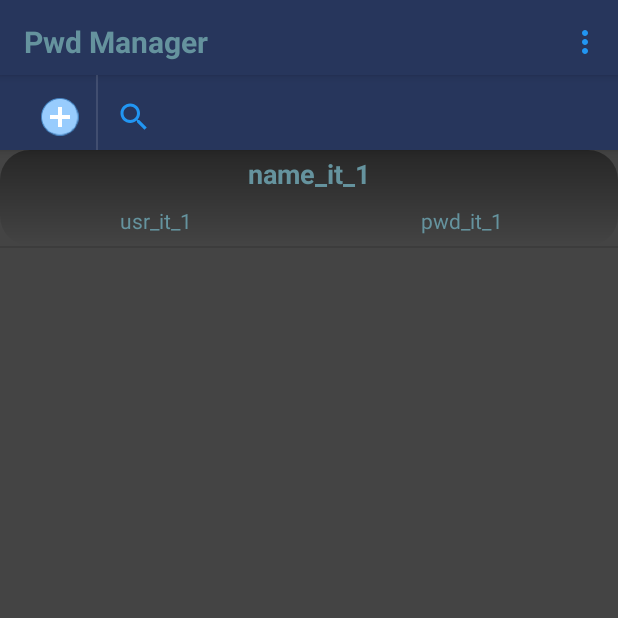
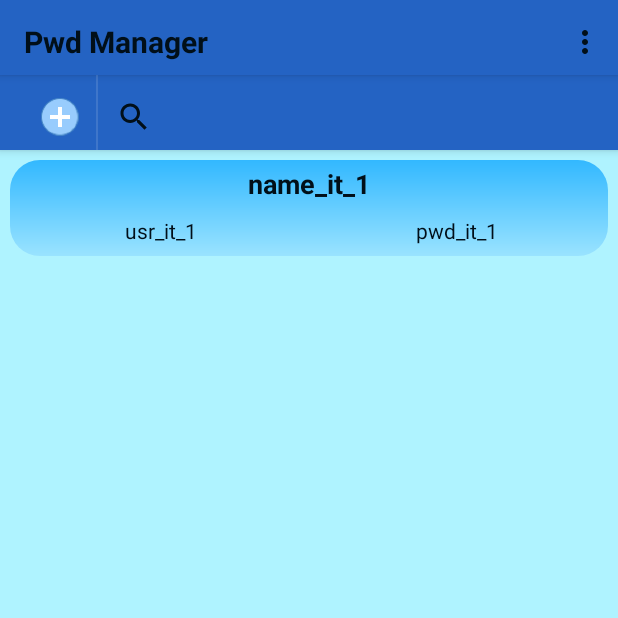
Before and after one commit to cormabara/PwdManager, an Android app: the MainFragment screen opened through its navigation route, after a tap on "OK", on a phone screen of 412 x 824 dp, the top half of it. Run offline under Robolectric (Android 15) with nearby library versions, the phone set to English and light mode, and no system bars; our stand-ins replace navigation-ui; libraries missing offline, so code that uses them is left out: com.fasterxml.jackson, io.getstream.log, io.getstream.logging; pictures from the network do not load; 25 statements that could not run were skipped; 1 other tap on this screen came first.

Commit message:
Theme dark and light now present (restart application to make effective)

```diff
--- a/pwd-manager/build.gradle
+++ b/pwd-manager/build.gradle
@@ -12,7 +12,7 @@ android {
         minSdk 25
         targetSdk 33
         versionCode 1
-        versionName "1.0.3-beta04"
+        versionName "1.0.3-beta05"
         testInstrumentationRunner "androidx.test.runner.AndroidJUnitRunner"
     }
     buildTypes {
--- a/pwd-manager/src/main/AndroidManifest.xml
+++ b/pwd-manager/src/main/AndroidManifest.xml
@@ -17,12 +17,12 @@
         android:label="@string/app_name"
         android:roundIcon="@mipmap/img_launcher_foreground"
         android:supportsRtl="true"
-        android:theme="@style/Theme.PwdManager"
+        android:theme="@style/Theme.PwdManager.Light"
         tools:targetApi="31">
         <activity
             android:name=".MainActivity"
             android:exported="true"
-            android:theme="@style/Theme.PwdManager.NoActionBar">
+            android:theme="@style/Theme.PwdManager.Light">
             <intent-filter>
                 <action android:name="android.intent.action.MAIN" />
                 <category android:name="android.intent.category.LAUNCHER" />
--- a/pwd-manager/src/main/java/com/cormabara/pwdmanager/MainActivity.kt
+++ b/pwd-manager/src/main/java/com/cormabara/pwdmanager/MainActivity.kt
@@ -58,6 +58,7 @@ class MainActivity : AppCompatActivity()
         MyLog.logOpen(this)
         MyLog.logInfo("Program is started")
         appInit()
+        setTheme(manAppConfig.getTheme())
         binding = ActivityMainBinding.inflate(layoutInflater)
         setContentView(binding.root)
         binding.mainTitle.text = "Pwd Manager"
--- a/pwd-manager/src/main/java/com/cormabara/pwdmanager/gui/fragments/MainFragment.kt
+++ b/pwd-manager/src/main/java/com/cormabara/pwdmanager/gui/fragments/MainFragment.kt
@@ -50,6 +50,10 @@ class MainFragment : Fragment() {
         // Init the item list view
         itemsAdapter = PwdItemAdapter(context as MainActivity, R.layout.listview_item,manPwdData.listPwdItems())
         binding.itemsList.adapter = itemsAdapter
+        binding.itemsList.divider = null;
+        binding.itemsList.dividerHeight = 10;
+        binding.itemsList.setPadding(10,10,10,10);
+
         binding.itemsList.onItemClickListener = OnItemClickListener { parent, _, position, _ ->
             val selectedItem = parent.getItemAtPosition(position) as ManPwdData.PwdItem
             Toast.makeText(context, "Click on item $selectedItem", Toast.LENGTH_SHORT).show()
--- a/pwd-manager/src/main/java/com/cormabara/pwdmanager/gui/fragments/SettingFragment.kt
+++ b/pwd-manager/src/main/java/com/cormabara/pwdmanager/gui/fragments/SettingFragment.kt
@@ -41,6 +41,10 @@ class SettingFragment : Fragment() {
             cnf.userMail = binding.userEmail.text.toString()
             cnf.saveData()
             (context as MainActivity).setAppLocale(cnf.language.toString())
+            (context as MainActivity).application.setTheme(
+            if (cnf.guiTheme == ManAppConfig.GuiTheme.DARK) R.style.Theme_PwdManager_Dark
+            else R.style.Theme_PwdManager_Light)
+
             MyLog.logInfo("New language ${cnf.language.toString()}")
             findNavController().navigate(R.id.action_to_mainFragment)
         }
--- a/pwd-manager/src/main/java/com/cormabara/pwdmanager/managers/ManAppConfig.kt
+++ b/pwd-manager/src/main/java/com/cormabara/pwdmanager/managers/ManAppConfig.kt
@@ -2,6 +2,7 @@ package com.cormabara.pwdmanager.managers
 
 import android.content.Context
 import android.net.Uri
+import com.cormabara.pwdmanager.R
 import com.cormabara.pwdmanager.lib.MyLog
 import com.fasterxml.jackson.module.kotlin.jacksonObjectMapper
 import com.fasterxml.jackson.module.kotlin.readValue
@@ -87,4 +88,9 @@ class ManAppConfig(path_: File) {
             e.printStackTrace()
         }
     }
+
+    fun getTheme(): Int {
+        if (guiTheme == GuiTheme.DARK) return R.style.Theme_PwdManager_Dark
+        else return R.style.Theme_PwdManager_Light
+    }
 }
--- a/pwd-manager/src/main/res/drawable/custom_pwd_item.xml
+++ /dev/null
@@ -1,15 +0,0 @@
-<?xml version="1.0" encoding="utf-8"?>
-<shape xmlns:android="http://schemas.android.com/apk/res/android" android:shape="rectangle">
-    <padding
-        android:left="2dp"
-        android:right="2dp"
-        android:top="2dp"
-        android:bottom="2dp"/>
-    <solid android:color="@color/black"/>
-    <gradient
-        android:startColor="@color/black_background"
-        android:centerColor="@color/black_background_grad1"
-        android:endColor="@color/black_background_grad2"
-        android:angle="90"/>
-    <corners android:radius="20dp"/>
-</shape>
--- /dev/null
+++ b/pwd-manager/src/main/res/drawable/dark_pwd_item.xml
@@ -0,0 +1,14 @@
+<?xml version="1.0" encoding="utf-8"?>
+<shape xmlns:android="http://schemas.android.com/apk/res/android" android:shape="rectangle">
+    <padding
+        android:left="2dp"
+        android:right="2dp"
+        android:top="2dp"
+        android:bottom="2dp"/>
+    <solid android:color="@color/black"/>
+    <gradient
+        android:startColor="@color/dark_background_grad1"
+        android:endColor="@color/dark_background_grad2"
+        android:angle="90"/>
+    <corners android:radius="20dp"/>
+</shape>
--- /dev/null
+++ b/pwd-manager/src/main/res/drawable/light_pwd_item.xml
@@ -0,0 +1,14 @@
+<?xml version="1.0" encoding="utf-8"?>
+<shape xmlns:android="http://schemas.android.com/apk/res/android" android:shape="rectangle">
+    <padding
+        android:left="2dp"
+        android:right="2dp"
+        android:top="2dp"
+        android:bottom="2dp"/>
+    <solid android:color="@color/black"/>
+    <gradient
+        android:startColor="@color/light_background_grad1"
+        android:endColor="@color/light_background_grad2"
+        android:angle="90"/>
+    <corners android:radius="20dp"/>
+</shape>
--- a/pwd-manager/src/main/res/drawable/rounded_corner.xml
+++ b/pwd-manager/src/main/res/drawable/rounded_corner.xml
@@ -1,5 +1,5 @@
 <?xml version="1.0" encoding="utf-8"?>
 <shape xmlns:android="http://schemas.android.com/apk/res/android">
     <corners  android:radius="40dp"/>
-    <solid android:color="@color/black_background"></solid>
+    <solid android:color="@color/dark_background"></solid>
 </shape>
--- a/pwd-manager/src/main/res/layout/fragment_about.xml
+++ b/pwd-manager/src/main/res/layout/fragment_about.xml
@@ -62,7 +62,7 @@
             android:id="@+id/about_info"
             android:layout_width="match_parent"
             android:layout_height="wrap_content"
-            android:background="@color/black_background"
+            android:background="@color/dark_background"
             android:backgroundTint="@color/black"
             android:backgroundTintMode="add"
             android:text="TextView" />
--- a/pwd-manager/src/main/res/layout/fragment_setting.xml
+++ b/pwd-manager/src/main/res/layout/fragment_setting.xml
@@ -17,7 +17,7 @@
             android:layout_height="wrap_content"
             android:text="@string/setting_title"
             android:textAlignment="center"
-            android:textColor="@color/black_text_color_1"
+            android:textColor="@color/dark_text_color_1"
             android:textSize="24sp"/>
         <com.cormabara.pwdmanager.gui.lib.BinaryOption
             android:id="@+id/theme_option"
--- a/pwd-manager/src/main/res/layout/listview_item.xml
+++ b/pwd-manager/src/main/res/layout/listview_item.xml
@@ -3,7 +3,7 @@
     android:layout_width="match_parent"
     android:layout_height="64dp"
     android:layout_margin="5dp"
-    android:background="@drawable/custom_pwd_item"
+    android:background="?attr/pwd_item_background"
     android:longClickable="true">
     <LinearLayout
         android:layout_width="fill_parent"
--- a/pwd-manager/src/main/res/values/colors.xml
+++ b/pwd-manager/src/main/res/values/colors.xml
@@ -1,14 +1,34 @@
 <?xml version="1.0" encoding="utf-8"?>
 <resources>
-    <color name="light_1">#0376DA</color>
-    <color name="light_2">#2196F3</color>
     <color name="black">#FF000000</color>
     <color name="white">#FFFFFFFF</color>
-    <color name="colorPrimary">#172F77</color>
-    <color name="colorPrimaryDark">#27365C</color>
 
-    <color name="black_background">#444444</color>
-    <color name="black_background_grad1">#353535</color>
-    <color name="black_background_grad2">#272727</color>
-    <color name="black_text_color_1">#6DA3FF</color>
+    <color name="dark_background">#444444</color>
+    <color name="dark_background_grad1">#353535</color>
+    <color name="dark_background_grad2">#272727</color>
+    <color name="dark_text_color_1">#6DA3FF</color>
+    <color name="dark_primary_1">#27365C</color>
+    <color name="dark_primary">#172F77</color>
+    <color name="dark_secondary">#4970B1</color>
+    <color name="dark_secondary_variant">#3B3481</color>
+    <color name="dark_1">#0376DA</color>
+    <color name="dark_2">#2196F3</color>
+    <color name="dark_on_surface">#0D274E</color>
+    <color name="dark_text_1">#ACD8FF</color>
+    <color name="dark_text_2">#65B7FF</color>
+    <color name="dark_text_3">#1A95FF</color>
+
+    <color name="light_background">#AFF3FF</color>
+    <color name="light_background_grad1">#9AE3FF</color>
+    <color name="light_background_grad2">#32B8FF</color>
+    <color name="light_primary_1">#27365C</color>
+    <color name="light_primary_2">#172F77</color>
+    <color name="light_secondary">#02245E</color>
+    <color name="light_secondary_variant">#3B3481</color>
+    <color name="light_1">#0376DA</color>
+
+    <color name="light_on_surface">#2463C3</color>
+    <color name="light_text_1">#010F19</color>
+    <color name="light_text_2">#0B3653</color>
+    <color name="light_text_3">#076D80</color>
 </resources>
--- a/pwd-manager/src/main/res/values/styles.xml
+++ b/pwd-manager/src/main/res/values/styles.xml
@@ -1,13 +1,13 @@
 <?xml version="1.0" encoding="utf-8"?>
 <resources>
+    <attr name="pwd_item_background" format="reference"/>
 
     <!-- Base application theme. -->
-
     <style name="AppTheme.AppBarOverlay" parent="ThemeOverlay.AppCompat.Dark.ActionBar">
-        <item name="colorPrimary">@color/colorPrimaryDark</item>
-        <item name="android:textColorPrimary">@color/light_2</item>
-        <item name="android:textColorSecondary">@color/black_text_color_1</item>
-        <item name="android:background">@color/colorPrimaryDark</item>
+        <item name="colorPrimary">?attr/colorOnSurface</item>
+        <item name="android:background">?attr/colorOnSurface</item>
+        <item name="android:textColorPrimary">?android:textColorSecondary</item>
+        <item name="android:textColorSecondary">?android:textColor</item>
     </style>
     <style name="Divider">
         <item name="android:background">?android:attr/listDivider</item> //you can give your color here. that will change all divider color in your app.
@@ -18,27 +18,22 @@
         <item name="android:layout_height">match_parent</item>
     </style>
     <style name="FragmentTitle">
-        <item name="android:textColor">#65939E</item>
         <item name="android:textStyle">bold</item>
         <item name="android:textSize">20dp</item>
     </style>
     <style name="FragmentText">
-        <item name="android:textColor">#65939E</item>
         <item name="android:textStyle">bold</item>
         <item name="android:textSize">16dp</item>
     </style>
 
     <style name="TextPwdItem_Title" parent="TextAppearance.AppCompat">
-        <item name="android:textColor">#65939E</item>
         <item name="android:textStyle">bold</item>
         <item name="android:textSize">18dp</item>
     </style>
     <style name="TextPwdItem_User" parent="TextAppearance.AppCompat">
-        <item name="android:textColor">#65939E</item>
         <item name="android:textSize">14dp</item>
     </style>
     <style name="TextPwdItem_Password" parent="TextAppearance.AppCompat">
-        <item name="android:textColor">#65939E</item>
         <item name="android:textSize">14dp</item>
     </style>
 
@@ -79,5 +74,4 @@
     <style name="tag_element">
         <item name="android:textSize">12sp</item>
     </style>
-
 </resources>
--- a/pwd-manager/src/main/res/values/themes.xml
+++ b/pwd-manager/src/main/res/values/themes.xml
@@ -1,24 +1,50 @@
 <resources xmlns:tools="http://schemas.android.com/tools">
     <!-- Base application theme. -->
-    <style name="Theme.PwdManager" parent="Theme.MaterialComponents.DayNight">
+    <style name="Theme.PwdManager.Dark" parent="Theme.MaterialComponents.DayNight">
+        <item name="windowActionBar">false</item>
+        <item name="windowNoTitle">true</item>
         <!-- Primary brand color. -->
-        <item name="colorPrimary">@color/colorPrimary</item>
-        <item name="colorPrimaryVariant">@color/light_1</item>
+        <item name="colorPrimary">@color/dark_primary</item>
+        <item name="colorPrimaryVariant">@color/dark_1</item>
         <item name="colorOnPrimary">@color/white</item>
         <!-- Secondary brand color. -->
-        <item name="colorSecondary">#4970B1</item>
-        <item name="colorSecondaryVariant">#3B3481</item>
+        <item name="colorSecondary">@color/dark_secondary</item>
+        <item name="colorSecondaryVariant">@color/dark_secondary_variant</item>
         <item name="colorOnSecondary">@color/black</item>
         <!-- Status bar color. -->
         <item name="android:statusBarColor">?attr/colorPrimaryVariant</item>
         <item name="android:toolbarStyle">?attr/colorPrimaryVariant</item>
         <!-- Customize your theme here. -->
-        <item name="android:background">@color/black_background</item>
+        <item name="android:background">@color/dark_background</item>
+        <item name="pwd_item_background">@drawable/dark_pwd_item</item>
+        <item name="colorOnSurface">@color/dark_on_surface</item>
+        <item name="android:textColor">@color/dark_text_1</item>
+        <item name="android:textColorPrimary">@color/dark_text_1</item>
+        <item name="android:textColorSecondary">@color/dark_text_2</item>
+        <item name="android:textColorTertiary">@color/dark_text_3</item>
     </style>
-
-    <style name="Theme.PwdManager.NoActionBar">
+    <style name="Theme.PwdManager.Light" parent="Theme.MaterialComponents.DayNight">
+        <item name="android:background">@color/light_background</item>
         <item name="windowActionBar">false</item>
         <item name="windowNoTitle">true</item>
+        <!-- Primary brand color. -->
+        <item name="colorPrimary">@color/light_primary_2</item>
+        <item name="colorPrimaryVariant">@color/light_1</item>
+        <item name="colorOnPrimary">@color/white</item>
+        <!-- Secondary brand color. -->
+        <item name="colorSecondary">@color/light_secondary</item>
+        <item name="colorSecondaryVariant">@color/light_secondary_variant</item>
+        <item name="colorOnSecondary">@color/white</item>
+        <!-- Status bar color. -->
+        <item name="android:statusBarColor">?attr/colorPrimaryVariant</item>
+        <item name="android:toolbarStyle">?attr/colorPrimaryVariant</item>
+        <!-- Customize your theme here. -->
+        <item name="pwd_item_background">@drawable/light_pwd_item</item>
+        <item name="colorOnSurface">@color/light_on_surface</item>
+        <item name="android:textColor">@color/light_text_1</item>
+        <item name="android:textColorPrimary">@color/light_text_1</item>
+        <item name="android:textColorSecondary">@color/light_text_2</item>
+        <item name="android:textColorTertiary">@color/light_text_3</item>
     </style>
 
 </resources>
```
Also changed, not shown: 2 other files.
